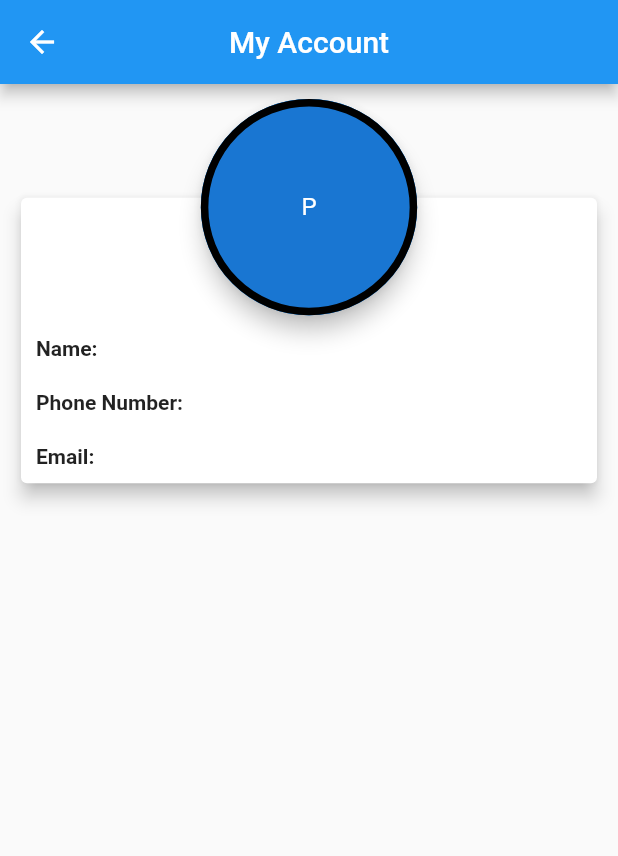
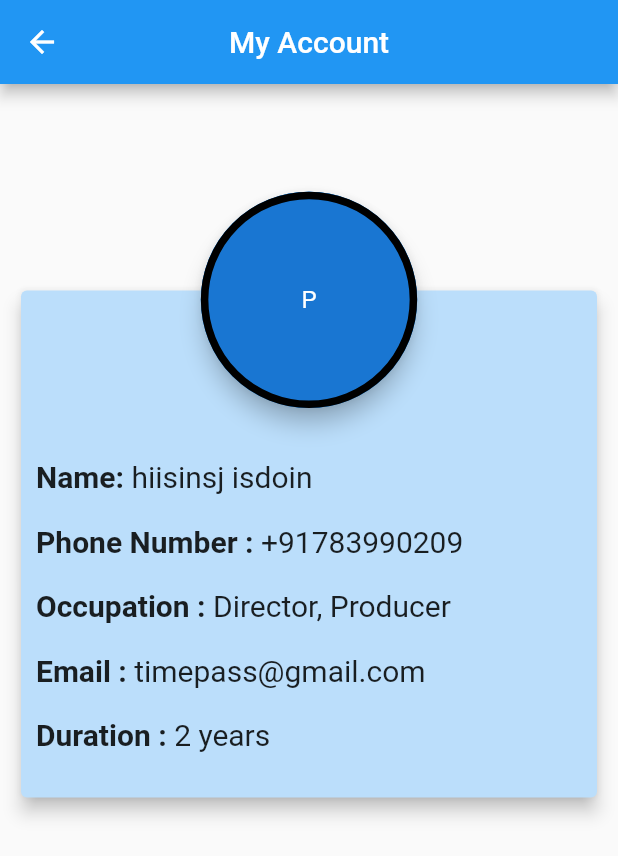
Before and after one commit to alisolanki/Show-World-code, a Flutter app: the AccountHomePage screen opened directly, on a phone screen of 412 x 824 dp. Shown: the top 856 px of the screen. Run offline on Flutter 3.47's test engine with Material 2 defaults, Android fonts, the phone set to English and light mode, and no system bars; our stand-ins replace carousel_slider, simple_animations.

Commit message:
Account Page Updated

```diff
--- a/lib/Account/account_home.dart
+++ b/lib/Account/account_home.dart
@@ -14,17 +14,20 @@ class AccountHomePage extends StatelessWidget {
       ),
       body: SingleChildScrollView(
         child: Container(
+          margin: EdgeInsets.only(top: _width * 0.15),
           child: Padding(
             padding: const EdgeInsets.all(10.0),
+            child: Center(
               child: Stack(
                 alignment: AlignmentDirectional.topCenter,
                 children: [
                   Container(
                     margin: EdgeInsets.only(top: _width * 0.15),
                     child: Card(
+                      color: Colors.blue[100],
                       elevation: 5,
                       child: Container(
-                      margin: EdgeInsets.only(top: _width * 0.2),
+                        margin: EdgeInsets.only(top: _width * 0.25),
                         child: Column(
                           children: <Widget>[
                             Padding(
@@ -33,35 +36,115 @@ class AccountHomePage extends StatelessWidget {
                                 children: <Widget>[
                                   Text(
                                     "Name: ",
-                                  style: TextStyle(fontWeight: FontWeight.bold),
+                                    style: TextStyle(
+                                      fontWeight: FontWeight.bold,
+                                      fontSize: 20,
+                                    ),
                                     textAlign: TextAlign.left,
+                                  ),
+                                  Text(
+                                    'hiisinsj isdoin',
+                                    style: TextStyle(
+                                      fontSize: 20,
+                                    ),
                                   ),
                                 ],
                               ),
                             ),
                             Padding(
                               padding: const EdgeInsets.all(10.0),
-                            child: Row(
+                              child: Column(
+                                crossAxisAlignment: CrossAxisAlignment.stretch,
+                                children: <Widget>[
+                                  Row(
                                     children: <Widget>[
                                       Text(
-                                  "Phone Number: ",
-                                  style: TextStyle(fontWeight: FontWeight.bold),
+                                        "Phone Number : ",
+                                        style: TextStyle(
+                                            fontSize: 20,
+                                            fontWeight: FontWeight.bold),
                                         textAlign: TextAlign.left,
+                                      ),
+                                      Text(
+                                        '+91783990209',
+                                        style: TextStyle(
+                                          fontSize: 20,
+                                        ),
+                                      ),
+                                    ],
+                                  ),
+                                  SizedBox(
+                                    width: 10.0,
+                                    height: 20.0,
+                                  ),
+                                  Row(
+                                    children: <Widget>[
+                                      Text(
+                                        "Occupation : ",
+                                        style: TextStyle(
+                                            fontSize: 20,
+                                            fontWeight: FontWeight.bold),
+                                        textAlign: TextAlign.left,
+                                      ),
+                                      Text(
+                                        'Director, Producer',
+                                        style: TextStyle(
+                                          fontSize: 20,
+                                        ),
+                                      ),
+                                    ],
                                   ),
                                 ],
                               ),
                             ),
                             Padding(
                               padding: const EdgeInsets.all(10.0),
-                            child: Row(
+                              child: Column(
+                                children: <Widget>[
+                                  Row(
                                     children: <Widget>[
                                       Text(
-                                  "Email: ",
-                                  style: TextStyle(fontWeight: FontWeight.bold),
+                                        "Email : ",
+                                        style: TextStyle(
+                                            fontSize: 20,
+                                            fontWeight: FontWeight.bold),
                                         textAlign: TextAlign.left,
+                                      ),
+                                      Text(
+                                        'timepass@gmail.com',
+                                        style: TextStyle(
+                                          fontSize: 20.0,
+                                        ),
                                       ),
                                     ],
                                   ),
+                                  SizedBox(
+                                    width: 10.0,
+                                    height: 20.0,
+                                  ),
+                                  Row(
+                                    children: <Widget>[
+                                      Text(
+                                        "Duration : ",
+                                        style: TextStyle(
+                                          fontWeight: FontWeight.bold,
+                                          fontSize: 20.0,
+                                        ),
+                                        textAlign: TextAlign.left,
+                                      ),
+                                      Text(
+                                        '2 years',
+                                        style: TextStyle(
+                                          fontSize: 20,
+                                        ),
+                                      ),
+                                    ],
+                                  ),
+                                ],
+                              ),
+                            ),
+                            SizedBox(
+                              height: 20.0,
                             ),
                           ],
                         ),
@@ -95,6 +178,7 @@ class AccountHomePage extends StatelessWidget {
             ),
           ),
         ),
+      ),
     );
   }
 }
```
Lines whose indentation alone changed are shown as unchanged.
